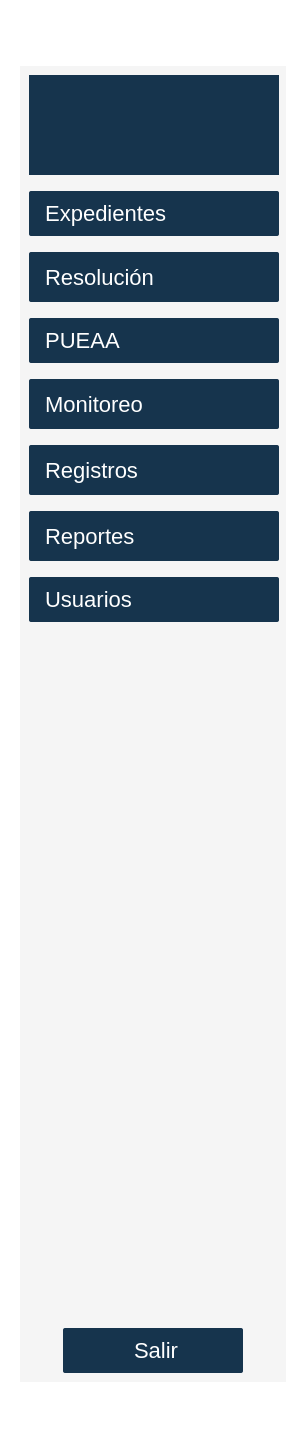
First picture: the form in app/ui/Sidebar.ui, repository Alg4ret3/Corponari-o-TUA, before the edit.
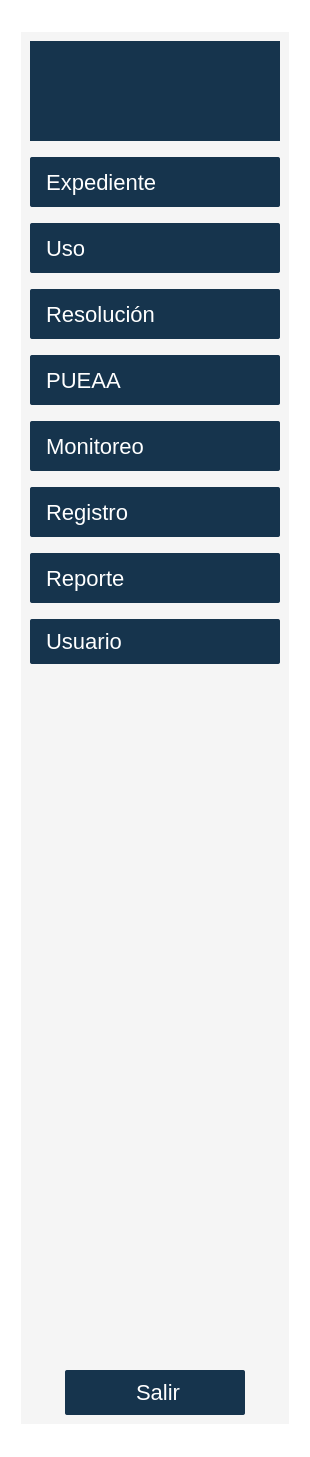
Second picture: the form after the edit. Icons and pictures are not drawn.

Patch:
```diff
--- a/app/ui/Sidebar.ui
+++ b/app/ui/Sidebar.ui
@@ -6,8 +6,8 @@
    <rect>
     <x>0</x>
     <y>0</y>
-    <width>306</width>
-    <height>1448</height>
+    <width>310</width>
+    <height>1457</height>
    </rect>
   </property>
   <property name="sizePolicy">
@@ -129,7 +129,7 @@
             <property name="minimumSize">
              <size>
               <width>250</width>
-              <height>45</height>
+              <height>50</height>
              </size>
             </property>
             <property name="cursor">
@@ -159,7 +159,7 @@
 </string>
             </property>
             <property name="text">
-             <string> Expedientes</string>
+             <string> Expediente</string>
             </property>
             <property name="icon">
              <iconset>
@@ -189,6 +189,77 @@
             </property>
            </spacer>
           </item>
+          <item>
+           <widget class="QPushButton" name="BtnUso">
+            <property name="sizePolicy">
+             <sizepolicy hsizetype="Fixed" vsizetype="Fixed">
+              <horstretch>0</horstretch>
+              <verstretch>0</verstretch>
+             </sizepolicy>
+            </property>
+            <property name="minimumSize">
+             <size>
+              <width>250</width>
+              <height>50</height>
+             </size>
+            </property>
+            <property name="cursor">
+             <cursorShape>PointingHandCursor</cursorShape>
+            </property>
+            <property name="styleSheet">
+             <string notr="true">QPushButton {
+    background-color: #16344D; /* Color de fondo */
+    border-radius: 2px; /* Bordes redondeados */
+    color: white; /* Color del texto */
+    padding: 5px 10px; /* Espaciado interno */
+    border: none; /* Elimina el borde predeterminado */
+    font-size: 22px; /* Tamaño de fuente */
+    text-align: left; /* Alinea el texto a la izquierda */
+}
+
+QPushButton:hover {
+    background-color: #1A4567; /* Color de fondo al pasar el mouse */
+    box-shadow: 0 0 10px rgba(0, 0, 0, 0.5); /* Sombra al pasar el mouse */
+    transform: scale(1.02); /* Ligero aumento al pasar el mouse */
+    transition: all 0.3s ease-in-out; /* Transición suave */
+}
+
+QPushButton::icon {
+    padding-right: 5px; /* Espaciado entre el icono y el texto */
+}
+</string>
+            </property>
+            <property name="text">
+             <string> Uso</string>
+            </property>
+            <property name="icon">
+             <iconset>
+              <normaloff>../../assets/iconos/gotas.png</normaloff>../../assets/iconos/gotas.png</iconset>
+            </property>
+            <property name="iconSize">
+             <size>
+              <width>24</width>
+              <height>24</height>
+             </size>
+            </property>
+           </widget>
+          </item>
+          <item>
+           <spacer name="verticalSpacer_7">
+            <property name="orientation">
+             <enum>Qt::Vertical</enum>
+            </property>
+            <property name="sizeType">
+             <enum>QSizePolicy::Fixed</enum>
+            </property>
+            <property name="sizeHint" stdset="0">
+             <size>
+              <width>20</width>
+              <height>10</height>
+             </size>
+            </property>
+           </spacer>
+          </item>
           <item>
            <widget class="QPushButton" name="BtnResolucion">
             <property name="sizePolicy">
@@ -271,7 +342,7 @@
             <property name="minimumSize">
              <size>
               <width>250</width>
-              <height>45</height>
+              <height>50</height>
              </size>
             </property>
             <property name="cursor">
@@ -444,7 +515,7 @@
 </string>
             </property>
             <property name="text">
-             <string> Registros</string>
+             <string> Registro</string>
             </property>
             <property name="icon">
              <iconset>
@@ -515,7 +586,7 @@
 </string>
             </property>
             <property name="text">
-             <string> Reportes</string>
+             <string> Reporte</string>
             </property>
             <property name="icon">
              <iconset>
@@ -586,7 +657,7 @@
 </string>
             </property>
             <property name="text">
-             <string> Usuarios</string>
+             <string> Usuario</string>
             </property>
             <property name="icon">
              <iconset>
```
